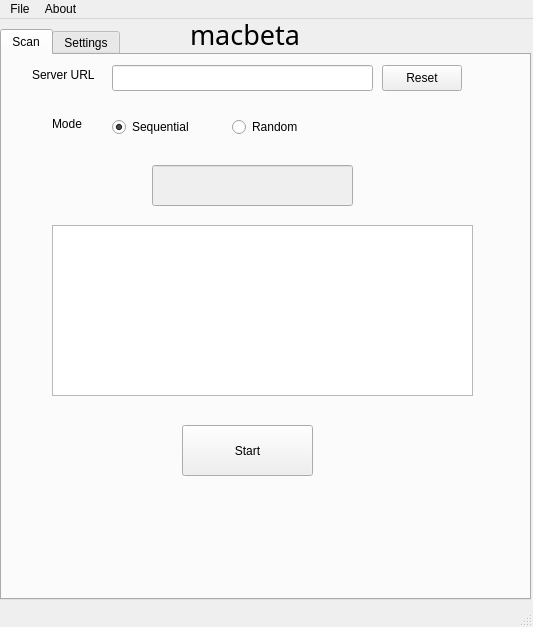
Before: the Qt Designer form interface.ui in dougy147/smac, drawn with Qt 5.
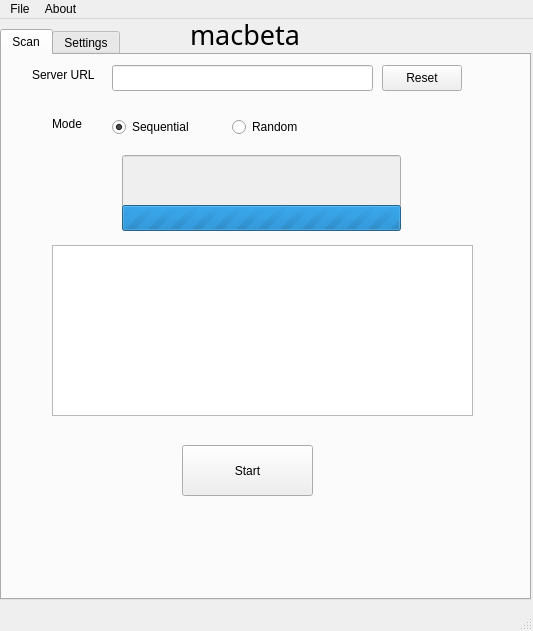
After: the same form once the commit is applied.

Commit message: add a progress bar as an indicator of a scan in progress

What changed in the file:
```diff
--- a/interface.ui
+++ b/interface.ui
@@ -7,7 +7,7 @@
     <x>0</x>
     <y>0</y>
     <width>533</width>
-    <height>627</height>
+    <height>631</height>
    </rect>
   </property>
   <property name="windowTitle">
@@ -101,7 +101,7 @@
       <property name="geometry">
        <rect>
         <x>50</x>
-        <y>170</y>
+        <y>190</y>
         <width>421</width>
         <height>171</height>
        </rect>
@@ -111,7 +111,7 @@
       <property name="geometry">
        <rect>
         <x>180</x>
-        <y>370</y>
+        <y>390</y>
         <width>131</width>
         <height>51</height>
        </rect>
@@ -158,12 +158,18 @@
       </property>
       <property name="geometry">
        <rect>
-        <x>150</x>
-        <y>110</y>
-        <width>201</width>
-        <height>41</height>
+        <x>120</x>
+        <y>100</y>
+        <width>279</width>
+        <height>53</height>
        </rect>
       </property>
+      <property name="sizePolicy">
+       <sizepolicy hsizetype="Expanding" vsizetype="Minimum">
+        <horstretch>0</horstretch>
+        <verstretch>0</verstretch>
+       </sizepolicy>
+      </property>
       <property name="font">
        <font>
         <pointsize>13</pointsize>
@@ -173,6 +179,31 @@
        <set>Qt::AlignCenter</set>
       </property>
      </widget>
+     <widget class="QProgressBar" name="busy_indicator">
+      <property name="geometry">
+       <rect>
+        <x>120</x>
+        <y>150</y>
+        <width>279</width>
+        <height>26</height>
+       </rect>
+      </property>
+      <property name="sizePolicy">
+       <sizepolicy hsizetype="MinimumExpanding" vsizetype="Maximum">
+        <horstretch>0</horstretch>
+        <verstretch>0</verstretch>
+       </sizepolicy>
+      </property>
+      <property name="cursor">
+       <cursorShape>WaitCursor</cursorShape>
+      </property>
+      <property name="maximum">
+       <number>0</number>
+      </property>
+      <property name="value">
+       <number>-1</number>
+      </property>
+     </widget>
     </widget>
     <widget class="QWidget" name="tab_2">
      <attribute name="title">
```
The commit also changes 1 other file.
